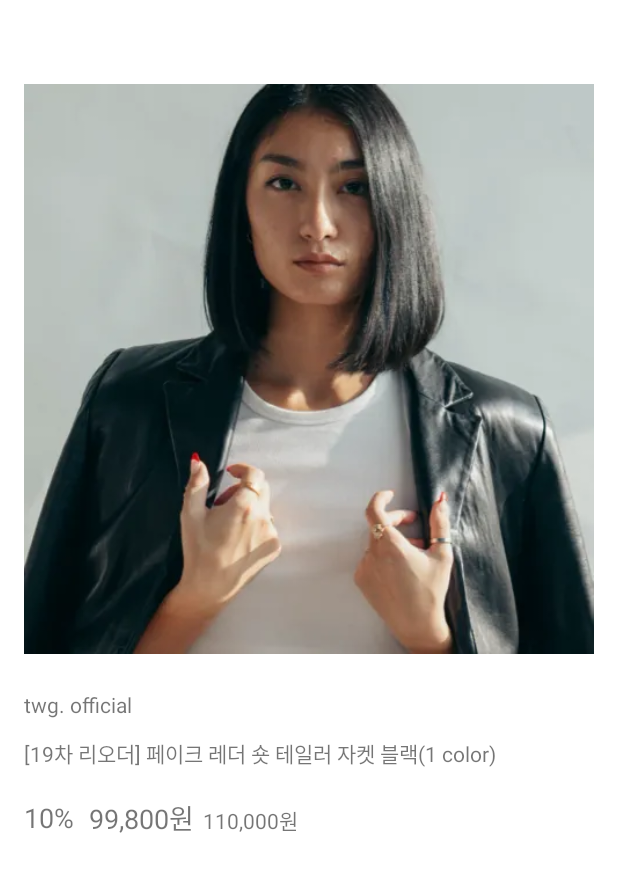
After one commit to jyryuitpro/shoppi-android-review, an Android app: the layout activity_product_detail.xml on its own in the app's theme, with its tools: preview values and no code run, on a phone screen of 412 x 824 dp. The commit adds this screen. Shown: the top 872 px of the screen. Run offline under Robolectric (Android 15) with nearby library versions, the phone set to English and light mode, and no system bars.

Commit message:
복습 및 실습 1. ConstraintLayout

```diff
--- /dev/null
+++ b/app/src/main/res/layout/activity_product_detail.xml
@@ -0,0 +1,84 @@
+<?xml version="1.0" encoding="utf-8"?>
+<androidx.constraintlayout.widget.ConstraintLayout xmlns:android="http://schemas.android.com/apk/res/android"
+    xmlns:app="http://schemas.android.com/apk/res-auto"
+    android:layout_width="match_parent"
+    android:layout_height="match_parent">
+
+    <androidx.appcompat.widget.Toolbar
+        android:id="@+id/toolbar_product_detail"
+        android:layout_width="0dp"
+        android:layout_height="wrap_content"
+        app:layout_constraintEnd_toEndOf="parent"
+        app:layout_constraintStart_toStartOf="parent"
+        app:layout_constraintTop_toTopOf="parent" />
+
+    <!-- app:layout_constraintDimensionRatio="w, 1:1" : height를 width 기준으로 1:1 비율로 늘려줘 -->
+    <ImageView
+        android:id="@+id/iv_product_detail_thumbnail"
+        android:layout_width="0dp"
+        android:layout_height="0dp"
+        android:layout_marginStart="16dp"
+        android:layout_marginEnd="16dp"
+        android:contentDescription="@string/description_product_detail_thumbnail"
+        android:src="@drawable/img_pdp_top_01"
+        app:layout_constraintDimensionRatio="w, 1:1"
+        app:layout_constraintEnd_toEndOf="parent"
+        app:layout_constraintStart_toStartOf="parent"
+        app:layout_constraintTop_toBottomOf="@id/toolbar_product_detail" />
+
+    <TextView
+        android:id="@+id/tv_product_detail_brand_name"
+        android:layout_width="0dp"
+        android:layout_height="wrap_content"
+        android:layout_marginStart="16dp"
+        android:layout_marginTop="24dp"
+        android:layout_marginEnd="16dp"
+        android:text="twg. official"
+        app:layout_constraintEnd_toEndOf="parent"
+        app:layout_constraintStart_toStartOf="parent"
+        app:layout_constraintTop_toBottomOf="@id/iv_product_detail_thumbnail" />
+
+    <TextView
+        android:id="@+id/tv_product_detail_label"
+        android:layout_width="0dp"
+        android:layout_height="wrap_content"
+        android:layout_marginStart="16dp"
+        android:layout_marginTop="12dp"
+        android:layout_marginEnd="16dp"
+        android:text="[19차 리오더] 페이크 레더 숏 테일러 자켓 블랙(1 color)"
+        app:layout_constraintEnd_toEndOf="parent"
+        app:layout_constraintStart_toStartOf="parent"
+        app:layout_constraintTop_toBottomOf="@id/tv_product_detail_brand_name" />
+
+    <TextView
+        android:id="@+id/tv_product_detail_discount_rate"
+        android:layout_width="wrap_content"
+        android:layout_height="wrap_content"
+        android:layout_marginStart="16dp"
+        android:layout_marginTop="20dp"
+        android:text="10%"
+        android:textSize="18sp"
+        app:layout_constraintStart_toStartOf="parent"
+        app:layout_constraintTop_toBottomOf="@id/tv_product_detail_label" />
+
+    <TextView
+        android:id="@+id/tv_product_detail_discount_price"
+        android:layout_width="wrap_content"
+        android:layout_height="wrap_content"
+        android:layout_marginStart="10dp"
+        android:text="99,800원"
+        android:textSize="18sp"
+        app:layout_constraintBottom_toBottomOf="@id/tv_product_detail_discount_rate"
+        app:layout_constraintStart_toEndOf="@id/tv_product_detail_discount_rate"
+        app:layout_constraintTop_toTopOf="@id/tv_product_detail_discount_rate" />
+
+    <TextView
+        android:layout_width="wrap_content"
+        android:layout_height="wrap_content"
+        android:layout_marginStart="6dp"
+        android:text="110,000원"
+        android:textSize="14sp"
+        app:layout_constraintBaseline_toBaselineOf="@id/tv_product_detail_discount_price"
+        app:layout_constraintStart_toEndOf="@id/tv_product_detail_discount_price" />
+
+</androidx.constraintlayout.widget.ConstraintLayout>
--- a/app/src/main/res/values/strings.xml
+++ b/app/src/main/res/values/strings.xml
@@ -1,3 +1,4 @@
 <resources>
     <string name="app_name">shoppi-android-review</string>
+    <string name="description_product_detail_thumbnail">상품 상세 대표 이미지</string>
 </resources>
```
Also changed, not shown: app/src/main/res/drawable-hdpi/img_pdp_top_01.webp (added), app/src/main/res/drawable-mdpi/img_pdp_top_01.webp (added), app/src/main/res/drawable-xhdpi/img_pdp_top_01.webp (added), app/src/main/res/drawable-xxhdpi/img_pdp_top_01.webp (added), app/src/main/res/drawable-xxxhdpi/img_pdp_top_01.webp (added).
